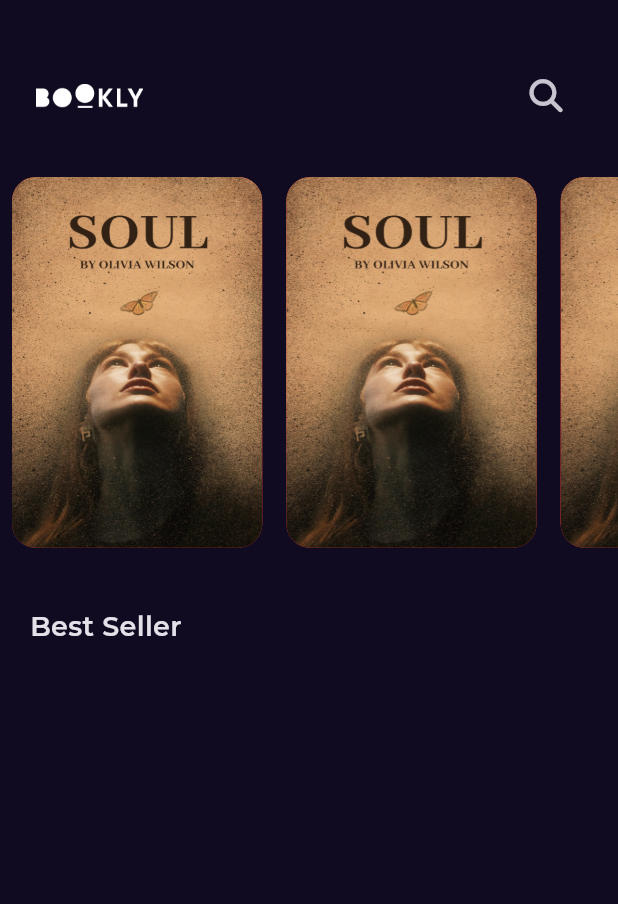
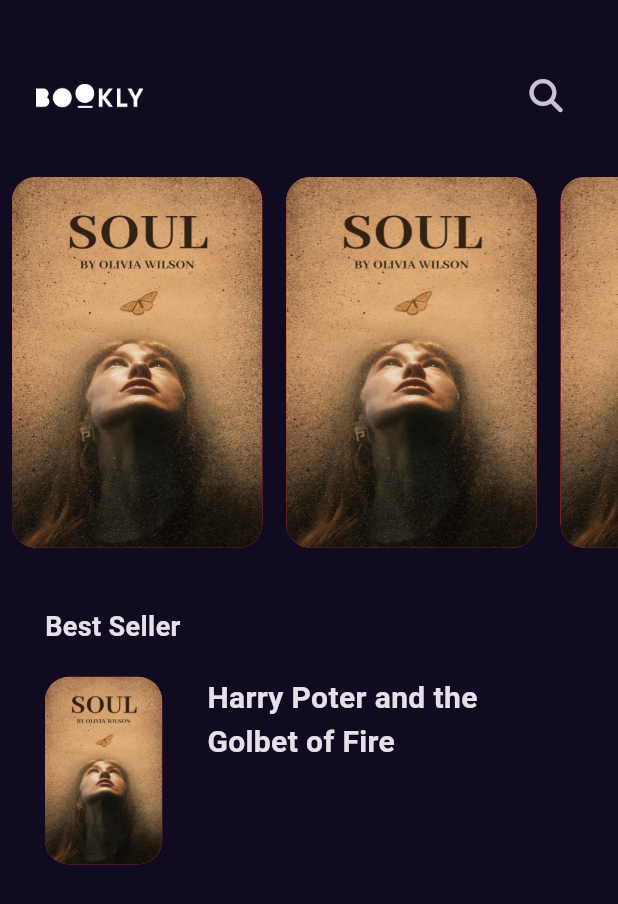
Before and after one commit to Rama-Fassi/MyBookly, a Flutter app: the screen it shows after launch, on a phone screen of 412 x 824 dp. Shown: the top 904 px of the screen. Run offline on Flutter 3.47's test engine with Material 3 defaults, Android fonts, the phone set to English and light mode, and no system bars; our stand-ins replace font_awesome_flutter, get; Roboto replaces fonts that are missing (GT Sectra Fine).

```diff
--- a/lib/core/utils/styles.dart
+++ b/lib/core/utils/styles.dart
@@ -1,8 +1,29 @@
 import 'package:flutter/material.dart';
 
 abstract class Styles {
-  static const titleMedium = TextStyle(
-     fontSize: 18,
-     fontWeight: FontWeight.w600,
+  static const textStyle18 = TextStyle(
+    fontSize: 18,
+    fontWeight: FontWeight.w600,
+  );
+
+  static const textStyle20 = TextStyle(
+    fontSize: 20,
+    fontWeight: FontWeight.bold,
+    fontFamily: 'GT Sectra Fine',
+  );
+
+  static const textStyle30 = TextStyle(
+    fontSize: 30,
+    fontWeight: FontWeight.normal,
+    //fontFamily: 'GT Sectra Fine',
+  );
+  static const textStyle14 = TextStyle(
+    fontSize: 14,
+    fontWeight: FontWeight.normal,
+  );
+
+  static const textStyle16 = TextStyle(
+    fontSize: 16,
+    fontWeight: FontWeight.w500,
   );
 }
--- a/lib/features/home/presenatation/views/widgets/home_view_body.dart
+++ b/lib/features/home/presenatation/views/widgets/home_view_body.dart
@@ -1,4 +1,5 @@
 import 'package:flutter/material.dart';
+import 'package:my_bookly/core/utils/assests.dart';
 import 'package:my_bookly/core/utils/styles.dart';
 import 'package:my_bookly/features/home/presenatation/views/widgets/custom_app_bar.dart';
 import 'package:my_bookly/features/home/presenatation/views/widgets/featured_list_view.dart';
@@ -14,16 +15,66 @@ class HomeViewBody extends StatelessWidget {
         CustomAppBar(),
         FeaturedBooksListView(),
         SizedBox(
-          height: 40,
+          height: 20,
         ),
         Padding(
-          padding: EdgeInsets.symmetric(horizontal: 20.0),
+          padding: EdgeInsets.symmetric(horizontal: 30.0, vertical: 20),
           child: Text(
             'Best Seller',
-            style: Styles.titleMedium,
+            style: Styles.textStyle18,
           ),
         ),
+        BestSellerListViewItem(),
       ],
     );
   }
 }
+
+class BestSellerListViewItem extends StatelessWidget {
+  const BestSellerListViewItem({super.key});
+
+  @override
+  Widget build(BuildContext context) {
+    return Padding(
+      padding: const EdgeInsets.only(left: 30.0),
+      child: SizedBox(
+        height: 125,
+        child: Row(
+          children: [
+            AspectRatio(
+              aspectRatio: 2.5 / 4,
+              child: Container(
+                decoration: BoxDecoration(
+                  borderRadius: BorderRadius.circular(16),
+                  color: Colors.red,
+                  image: const DecorationImage(
+                    fit: BoxFit.fill,
+                    image: AssetImage(
+                      AssestData.testImage,
+                    ),
+                  ),
+                ),
+              ),
+            ),
+            const SizedBox(
+              width: 30,
+            ),
+            Column(
+              children: [
+                SizedBox(
+                  width: MediaQuery.of(context).size.width * .5,
+                  child: const Text(
+                    'Harry Poter and the Golbet of Fire',
+                    style: Styles.textStyle20,
+                    maxLines: 2,
+                    overflow: TextOverflow.ellipsis,
+                  ),
+                ),
+              ],
+            ),
+          ],
+        ),
+      ),
+    );
+  }
+}
--- a/lib/main.dart
+++ b/lib/main.dart
@@ -2,7 +2,6 @@ import 'package:flutter/material.dart';
 import 'package:get/get.dart';
 import 'package:my_bookly/constants.dart';
 import 'package:my_bookly/features/splash/presentation/views/splash_view.dart';
-import 'package:google_fonts/google_fonts.dart';
 
 void main() {
   runApp(const BooklyApp());
@@ -17,7 +16,7 @@ class BooklyApp extends StatelessWidget {
       debugShowCheckedModeBanner: false,
       theme: ThemeData.dark().copyWith(
         scaffoldBackgroundColor: kPrimaryColor,
-        textTheme: GoogleFonts.montserratTextTheme(ThemeData.dark().textTheme),
+       // textTheme: GoogleFonts.montserratTextTheme(ThemeData.dark().textTheme),
       ),
       home: const SplashView(),
     );
```
Also changed, not shown: pubspec.yaml (+7 -7 lines), assets/fonts/Raleway-Bold.ttf (added), pubspec.lock, 1 other file.
